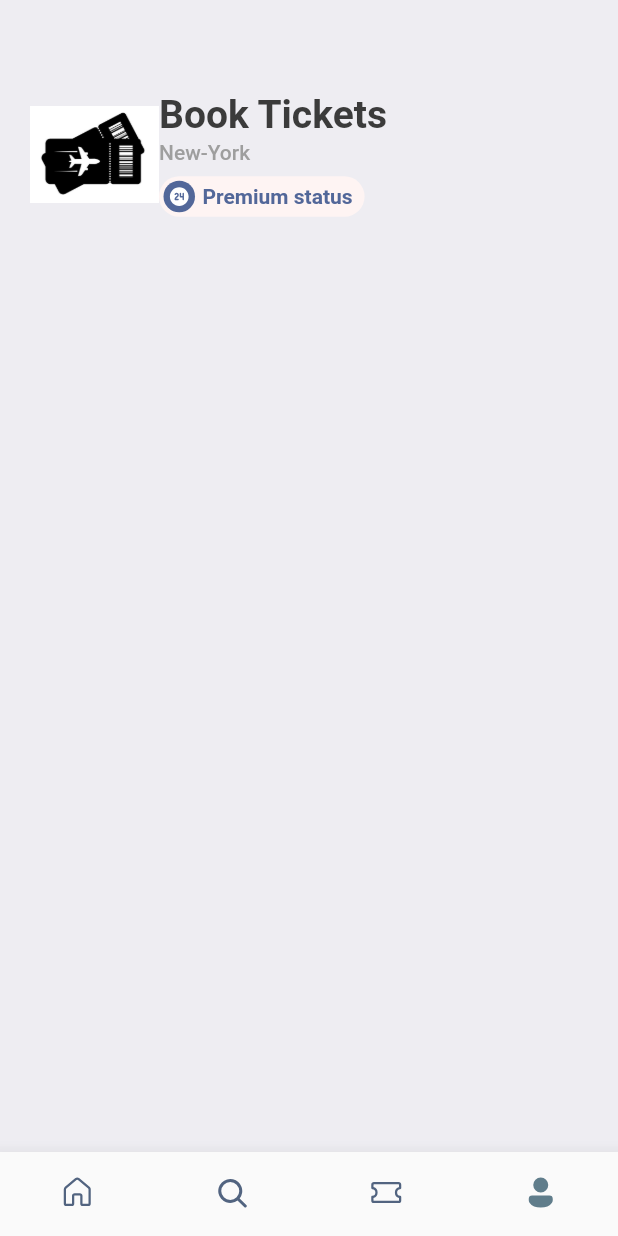
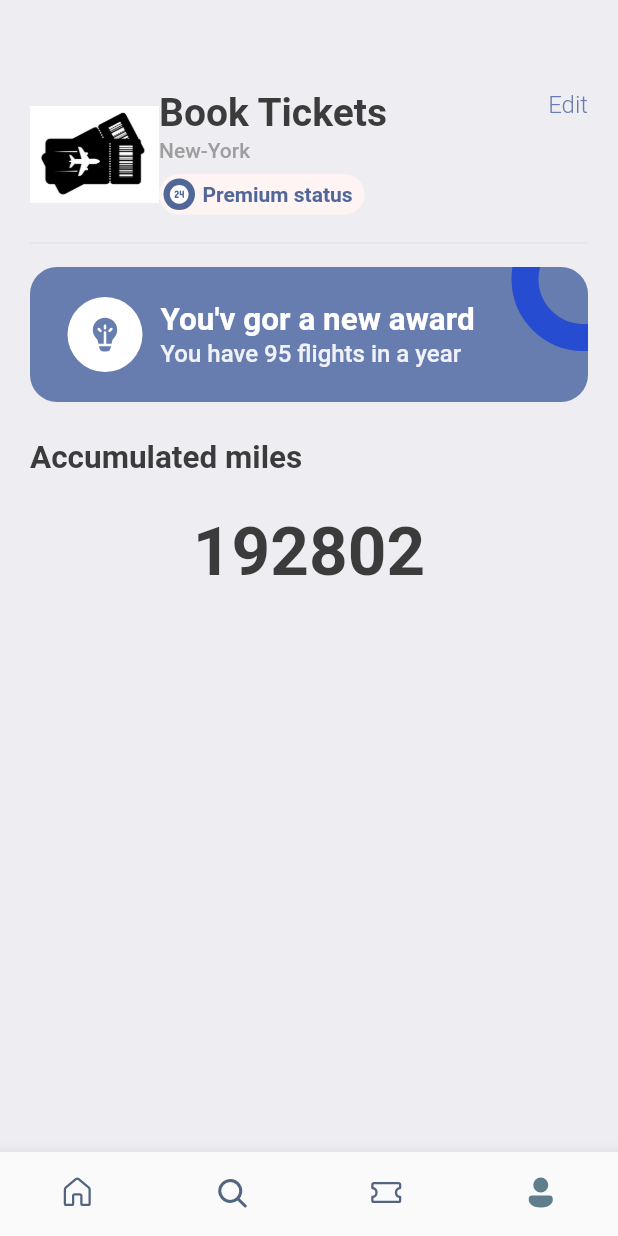
Before and after one commit to AkritiSubedi/ticketbookingapp, a Flutter app: the screen it shows after launch, item 4 of the bottom bar chosen, on a phone screen of 412 x 824 dp. Run offline on Flutter 3.47's test engine with Material 2 defaults, Android fonts, the phone set to English and light mode, and no system bars; our stand-ins replace barcode_widget, fluentui_icons, gap, get; missing offline and left inert: dart:ffi.

Commit message:
day_17 completed

```diff
--- a/lib/screens/profile_screen.dart
+++ b/lib/screens/profile_screen.dart
@@ -12,57 +12,167 @@ class ProfileScreen extends StatelessWidget {
     return Scaffold(
       backgroundColor: Styles.bgColor,
       body: ListView(
-        padding: EdgeInsets.symmetric(horizontal: AppLayout.getHeight(20),vertical: AppLayout.getHeight(20)),
+        padding: EdgeInsets.symmetric(
+            horizontal: AppLayout.getHeight(20),
+            vertical: AppLayout.getHeight(20)),
         children: [
           Gap(AppLayout.getHeight(40)),
           Row(
+            crossAxisAlignment: CrossAxisAlignment.start,
             children: [
               Container(
                 height: AppLayout.getHeight(86),
                 width: AppLayout.getWidth(86),
                 decoration: BoxDecoration(
-                  borderRadius: BorderRadius.circular(AppLayout.getHeight(10)),
-                  image: DecorationImage(image: AssetImage("assets/images/img1.jpg"))
-                ),
+                    borderRadius:
+                        BorderRadius.circular(AppLayout.getHeight(10)),
+                    image: DecorationImage(
+                        image: AssetImage("assets/images/img1.jpg"))),
               ),
               Column(
                 crossAxisAlignment: CrossAxisAlignment.start,
                 mainAxisAlignment: MainAxisAlignment.start,
                 children: [
-                  Text("Book Tickets", style: Styles.headLineStyle1,),
+                  Text(
+                    "Book Tickets",
+                    style: Styles.headLineStyle1,
+                  ),
                   Gap(AppLayout.getHeight(2)),
-                  Text("New-York", style: TextStyle(
-                    fontSize:14, fontWeight: FontWeight.w500, color: Colors.grey.shade500
-                  )),
+                  Text("New-York",
+                      style: TextStyle(
+                          fontSize: 14,
+                          fontWeight: FontWeight.w500,
+                          color: Colors.grey.shade500)),
                   Gap(AppLayout.getHeight(8)),
                   Container(
                     decoration: BoxDecoration(
-                      borderRadius: BorderRadius.circular(AppLayout.getHeight(100)),
-                      color: Color(0xFFFEF4F3)
-                    ),
-                    padding: EdgeInsets.symmetric(horizontal: AppLayout.getHeight(3), vertical: AppLayout.getHeight(3)),
+                        borderRadius:
+                            BorderRadius.circular(AppLayout.getHeight(100)),
+                        color: Color(0xFFFEF4F3)),
+                    padding: EdgeInsets.symmetric(
+                        horizontal: AppLayout.getHeight(3),
+                        vertical: AppLayout.getHeight(3)),
                     child: Row(
                       children: [
                         Container(
                           padding: EdgeInsets.all(3),
                           decoration: BoxDecoration(
-                            shape: BoxShape.circle,
-                            color: Color(0xFF526799)
+                              shape: BoxShape.circle, color: Color(0xFF526799)),
+                          child: Icon(
+                            FluentSystemIcons.ic_fluent_access_time_filled,
+                            color: Colors.white,
+                            size: 15,
                           ),
-                          child: Icon(FluentSystemIcons.ic_fluent_access_time_filled,
-                          color: Colors.white, size: 15,),
                         ),
                         Gap(AppLayout.getHeight(5)),
-                        Text("Premium status", style: TextStyle(
-                          color: Color(0xFF526799), fontWeight: FontWeight.w600
-                        ),),
+                        Text(
+                          "Premium status",
+                          style: TextStyle(
+                              color: Color(0xFF526799),
+                              fontWeight: FontWeight.w600),
+                        ),
                         Gap(AppLayout.getHeight(5)),
                       ],
+                    ),
+                  ),
+                ],
+              ),
+              Spacer(),
+              Column(
+                children: [
+                  InkWell(
+                    onTap: () {
+                      print("You are tapped");
+                    },
+                    child: Text(
+                      "Edit",
+                      style: Styles.textStyle.copyWith(
+                          color: Styles.primaryColor,
+                          fontWeight: FontWeight.w300),
                     ),
                   )
                 ],
               )
             ],
+          ),
+          Gap(AppLayout.getHeight(8)),
+          Divider(color: Colors.grey.shade300),
+          Gap(AppLayout.getHeight(8)),
+          Stack(
+            children: [
+              Container(
+                height: AppLayout.getHeight(90),
+                width: double.infinity,
+                decoration: BoxDecoration(
+                    color: Styles.primaryColor,
+                    borderRadius:
+                        BorderRadius.circular(AppLayout.getHeight(18))),
+              ),
+              Positioned(
+                  right: -45,
+                  top: -40,
+                  child: Container(
+                    padding: EdgeInsets.all(AppLayout.getHeight(30)),
+                    decoration: BoxDecoration(
+                        color: Colors.transparent,
+                        shape: BoxShape.circle,
+                        border:
+                            Border.all(width: 18, color: Color(0xFF264CD2))),
+                  )),
+              Container(
+                padding: EdgeInsets.symmetric(horizontal: AppLayout.getHeight(25), vertical: AppLayout.getHeight(20)),
+                child: Row(
+                  mainAxisAlignment: MainAxisAlignment.start,
+                  crossAxisAlignment: CrossAxisAlignment.center,
+                  children: [
+                    CircleAvatar(
+                      child: Icon(
+                        FluentSystemIcons.ic_fluent_lightbulb_filament_filled,
+                        color: Styles.primaryColor,
+                        size: 27,
+                      ),
+                      maxRadius: 25,
+                      backgroundColor: Colors.white,
+                    ),
+                    Gap(AppLayout.getHeight(12)),
+                    Column(
+                      mainAxisAlignment: MainAxisAlignment.start,
+                      crossAxisAlignment: CrossAxisAlignment.start,
+                      children: [
+                      Text(
+                        "You\'v gor a new award",
+                        style: Styles.headLineStyle2.copyWith(
+                          fontWeight: FontWeight.bold, color:Colors.white,
+                        ),
+                      ),
+                      Text(
+                        "You have 95 flights in a year",
+                        style: Styles.headLineStyle2.copyWith(
+                          fontWeight: FontWeight.w500, color:Colors.white.withOpacity(0.9),
+                          fontSize: 16
+                        ),
+                      )
+                    ],)
+                  ],
+                ),
+              )
+            ],
+          ),
+          Gap(AppLayout.getHeight(25)),
+          Text("Accumulated miles", style: Styles.headLineStyle2,),
+          Gap(AppLayout.getHeight(8)),
+          Container(
+            child: Column(
+              children: [
+                Gap(AppLayout.getHeight(15)),
+                Text(
+                  "192802",
+                  style: TextStyle(
+                    fontSize: 45, color: Styles.textColor, fontWeight: FontWeight.w600
+                  ),
+                )
+              ],
+            ),
           )
         ],
       ),
```
